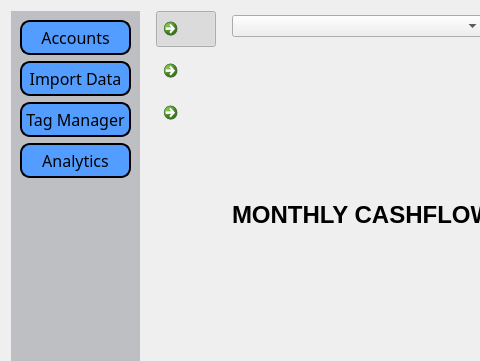
The window that UI/UI_Files/UI_Dashboard2.ui (R-Kirk/XSavier) describes before a commit, drawn with Qt 5; both pictures show x 0 to 480 and y 0 to 361 of the 1011 by 730 pixel window.
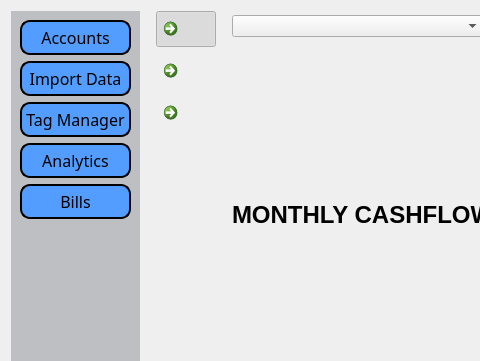
The same window after the commit. Icons and pictures are not drawn.

What changed in the file:
```diff
--- a/UI/UI_Files/UI_Dashboard2.ui
+++ b/UI/UI_Files/UI_Dashboard2.ui
@@ -204,6 +204,50 @@
           </property>
          </widget>
         </item>
+        <item>
+         <widget class="QPushButton" name="pushButton_Bills">
+          <property name="sizePolicy">
+           <sizepolicy hsizetype="Minimum" vsizetype="Fixed">
+            <horstretch>0</horstretch>
+            <verstretch>0</verstretch>
+           </sizepolicy>
+          </property>
+          <property name="font">
+           <font>
+            <family>Arial Black</family>
+            <pointsize>12</pointsize>
+            <weight>10</weight>
+            <italic>false</italic>
+            <bold>false</bold>
+           </font>
+          </property>
+          <property name="autoFillBackground">
+           <bool>false</bool>
+          </property>
+          <property name="text">
+           <string>Bills</string>
+          </property>
+          <property name="icon">
+           <iconset resource="../../images/icons_resource_file.qrc">
+            <normaloff>:/button_icons/button_icons/tags.ico</normaloff>:/button_icons/button_icons/tags.ico</iconset>
+          </property>
+          <property name="iconSize">
+           <size>
+            <width>40</width>
+            <height>40</height>
+           </size>
+          </property>
+          <property name="checkable">
+           <bool>false</bool>
+          </property>
+          <property name="autoRepeat">
+           <bool>false</bool>
+          </property>
+          <property name="flat">
+           <bool>false</bool>
+          </property>
+         </widget>
+        </item>
         <item>
          <spacer name="verticalSpacer">
           <property name="orientation">
```
